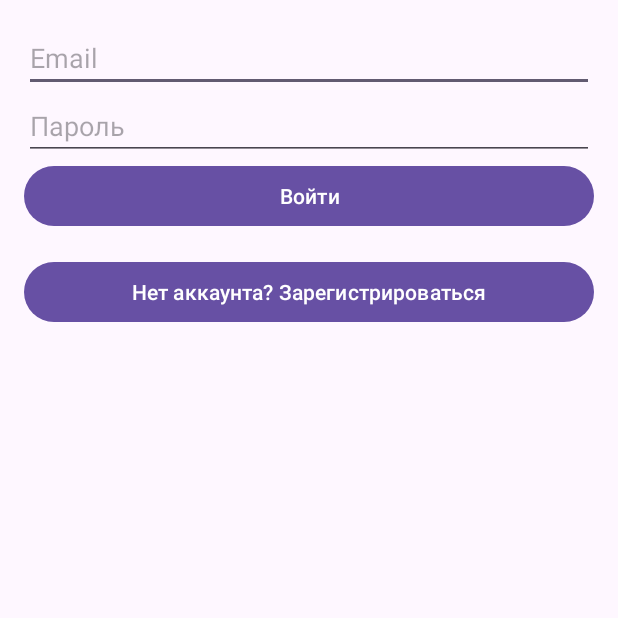
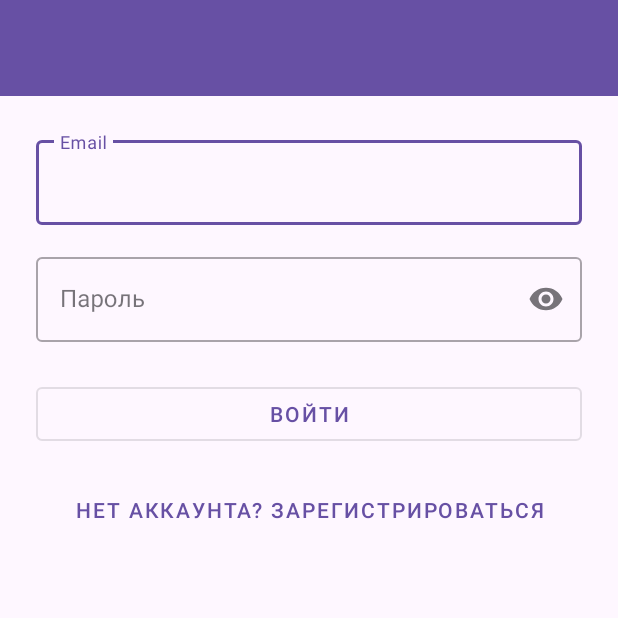
Before and after one commit to Dvenadcat12/Baby-Helper, an Android app: the screen it shows after launch (LoginActivity), on a phone screen of 412 x 824 dp, the top half of it. Run offline under Robolectric (Android 15) with nearby library versions, the phone set to English and light mode, and no system bars; our stand-ins replace Firebase (no records; nobody signed in at launch, a user with empty details on screens opened directly).

Commit message:
added page of registration and login with database

```diff
--- a/app/src/main/res/layout/activity_login.xml
+++ b/app/src/main/res/layout/activity_login.xml
@@ -1,35 +1,77 @@
 <?xml version="1.0" encoding="utf-8"?>
-<LinearLayout
+<androidx.coordinatorlayout.widget.CoordinatorLayout
     xmlns:android="http://schemas.android.com/apk/res/android"
-    android:orientation="vertical"
-    android:padding="16dp"
+    xmlns:app="http://schemas.android.com/apk/res-auto"
     android:layout_width="match_parent"
     android:layout_height="match_parent">
 
-    <EditText
-        android:id="@+id/emailLogin"
-        android:hint="Email"
-        android:inputType="textEmailAddress"
+    <!-- Toolbar -->
+    <com.google.android.material.appbar.MaterialToolbar
+        android:id="@+id/loginToolbar"
         android:layout_width="match_parent"
-        android:layout_height="wrap_content"/>
+        android:layout_height="?attr/actionBarSize"
+        android:background="?attr/colorPrimary"
+        android:title="Вход"
+        android:titleTextColor="@android:color/white"/>
 
-    <EditText
-        android:id="@+id/passwordLogin"
-        android:hint="Пароль"
-        android:inputType="textPassword"
+    <!-- Контент -->
+    <ScrollView
         android:layout_width="match_parent"
-        android:layout_height="wrap_content"/>
+        android:layout_height="match_parent"
+        android:layout_marginTop="?attr/actionBarSize"
+        android:padding="24dp">
 
-    <Button
-        android:id="@+id/loginButton"
-        android:text="Войти"
-        android:layout_width="match_parent"
-        android:layout_height="wrap_content"/>
+        <LinearLayout
+            android:layout_width="match_parent"
+            android:layout_height="wrap_content"
+            android:orientation="vertical"
+            android:gravity="center_horizontal">
 
-    <Button
-        android:id="@+id/goToRegisterButton"
-        android:text="Нет аккаунта? Зарегистрироваться"
-        android:layout_width="match_parent"
-        android:layout_height="wrap_content"
-        android:layout_marginTop="16dp"/>
-</LinearLayout>
+            <com.google.android.material.textfield.TextInputLayout
+                android:layout_width="match_parent"
+                android:layout_height="wrap_content"
+                android:hint="Email"
+                app:endIconMode="clear_text"
+                style="@style/Widget.MaterialComponents.TextInputLayout.OutlinedBox">
+
+                <com.google.android.material.textfield.TextInputEditText
+                    android:id="@+id/emailLogin"
+                    android:layout_width="match_parent"
+                    android:layout_height="wrap_content"
+                    android:inputType="textEmailAddress"/>
+            </com.google.android.material.textfield.TextInputLayout>
+
+            <com.google.android.material.textfield.TextInputLayout
+                android:layout_width="match_parent"
+                android:layout_height="wrap_content"
+                android:hint="Пароль"
+                app:endIconMode="password_toggle"
+                style="@style/Widget.MaterialComponents.TextInputLayout.OutlinedBox"
+                android:layout_marginTop="16dp">
+
+                <com.google.android.material.textfield.TextInputEditText
+                    android:id="@+id/passwordLogin"
+                    android:layout_width="match_parent"
+                    android:layout_height="wrap_content"
+                    android:inputType="textPassword"/>
+            </com.google.android.material.textfield.TextInputLayout>
+
+            <com.google.android.material.button.MaterialButton
+                android:id="@+id/loginButton"
+                android:layout_width="match_parent"
+                android:layout_height="wrap_content"
+                android:text="Войти"
+                style="@style/Widget.MaterialComponents.Button.OutlinedButton"
+                android:layout_marginTop="24dp"/>
+
+            <com.google.android.material.button.MaterialButton
+                android:id="@+id/goToRegisterButton"
+                android:layout_width="match_parent"
+                android:layout_height="wrap_content"
+                android:text="Нет аккаунта? Зарегистрироваться"
+                style="@style/Widget.MaterialComponents.Button.TextButton"
+                android:layout_marginTop="16dp"/>
+
+        </LinearLayout>
+    </ScrollView>
+</androidx.coordinatorlayout.widget.CoordinatorLayout>
```
Also changed, not shown: app/src/main/java/com/example/babyhelper/MainActivity.kt (+13 -11 lines), app/src/main/res/layout/activity_register.xml (+71 -25 lines).
